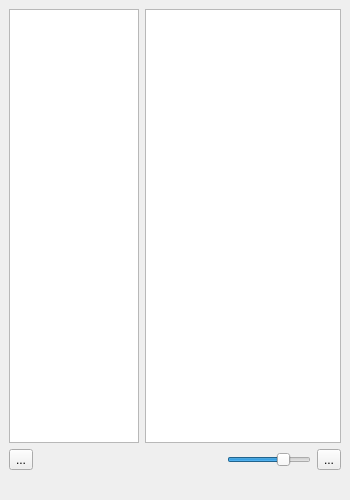
First picture: the form in form.ui, repository wzykubek/openfm-qt, before the edit.
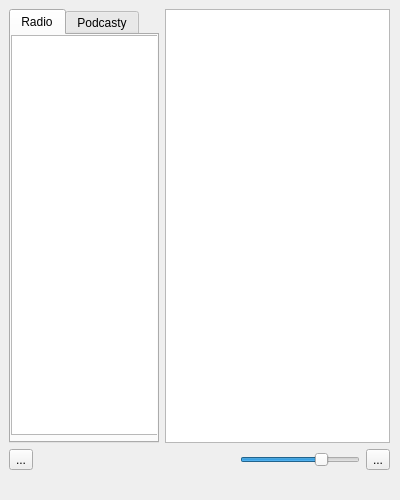
Second picture: the form after the edit. Icons and pictures are not drawn.

Commit message: Add tabWidget and podcasts category to UI

Diff of the .ui file:
```diff
--- a/form.ui
+++ b/form.ui
@@ -6,19 +6,19 @@
    <rect>
     <x>0</x>
     <y>0</y>
-    <width>350</width>
+    <width>400</width>
     <height>500</height>
    </rect>
   </property>
   <property name="minimumSize">
    <size>
-    <width>350</width>
+    <width>400</width>
     <height>500</height>
    </size>
   </property>
   <property name="maximumSize">
    <size>
-    <width>350</width>
+    <width>400</width>
     <height>500</height>
    </size>
   </property>
@@ -44,7 +44,7 @@
      <rect>
       <x>9</x>
       <y>9</y>
-      <width>332</width>
+      <width>381</width>
       <height>461</height>
      </rect>
     </property>
@@ -52,19 +52,76 @@
      <item>
       <layout class="QHBoxLayout" name="horizontalLayout">
        <item>
-        <widget class="QListWidget" name="groupsListWidget">
+        <widget class="QTabWidget" name="tabWidget">
          <property name="minimumSize">
           <size>
-           <width>130</width>
+           <width>150</width>
            <height>0</height>
           </size>
          </property>
          <property name="maximumSize">
           <size>
-           <width>130</width>
+           <width>150</width>
            <height>16777215</height>
           </size>
          </property>
+         <property name="currentIndex">
+          <number>0</number>
+         </property>
+         <widget class="QWidget" name="radioTab">
+          <attribute name="title">
+           <string>Radio</string>
+          </attribute>
+          <widget class="QListWidget" name="radioGroupsListWidget">
+           <property name="geometry">
+            <rect>
+             <x>0</x>
+             <y>0</y>
+             <width>150</width>
+             <height>400</height>
+            </rect>
+           </property>
+           <property name="minimumSize">
+            <size>
+             <width>150</width>
+             <height>400</height>
+            </size>
+           </property>
+           <property name="maximumSize">
+            <size>
+             <width>150</width>
+             <height>400</height>
+            </size>
+           </property>
+          </widget>
+         </widget>
+         <widget class="QWidget" name="podcastTab">
+          <attribute name="title">
+           <string>Podcasty</string>
+          </attribute>
+          <widget class="QListWidget" name="podcastGroupsListWidget">
+           <property name="geometry">
+            <rect>
+             <x>0</x>
+             <y>0</y>
+             <width>150</width>
+             <height>400</height>
+            </rect>
+           </property>
+           <property name="minimumSize">
+            <size>
+             <width>150</width>
+             <height>400</height>
+            </size>
+           </property>
+           <property name="maximumSize">
+            <size>
+             <width>150</width>
+             <height>400</height>
+            </size>
+           </property>
+          </widget>
+         </widget>
         </widget>
        </item>
        <item>
@@ -99,6 +156,18 @@
            <verstretch>0</verstretch>
           </sizepolicy>
          </property>
+         <property name="minimumSize">
+          <size>
+           <width>120</width>
+           <height>0</height>
+          </size>
+         </property>
+         <property name="maximumSize">
+          <size>
+           <width>120</width>
+           <height>16777215</height>
+          </size>
+         </property>
          <property name="value">
           <number>70</number>
          </property>
```
Left out of the diff: 2 changed lines with no effect on the pictures. The commit also changes 2 other files.
